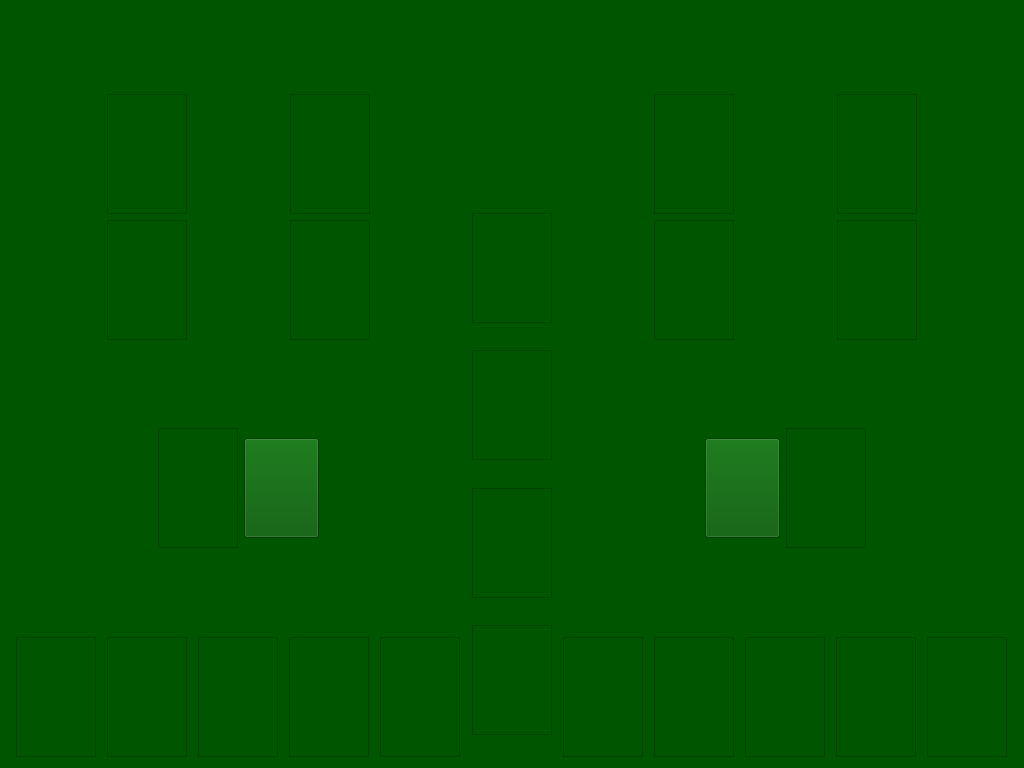
AndreyMena/SpiteAndMalice, file MARDA/pantallajuego.ui: the form before one commit.
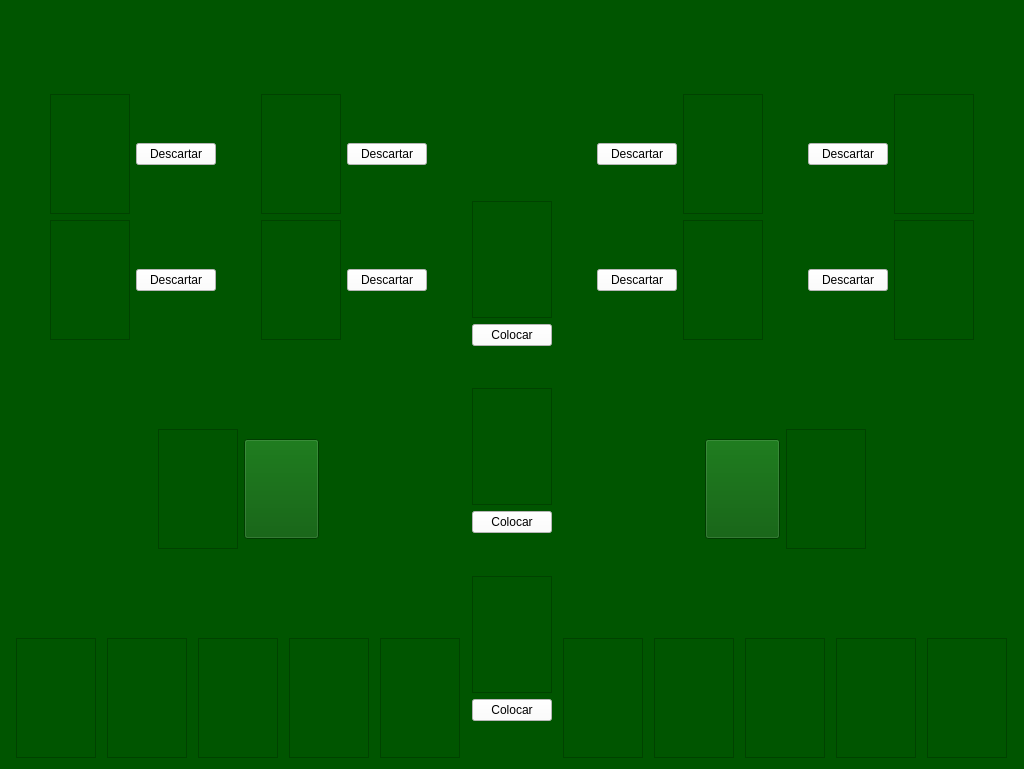
The form after the commit. Icons and pictures are not drawn.

Commit message: Se agregan botones en interfaz

The edit to the form file:
```diff
--- a/MARDA/pantallajuego.ui
+++ b/MARDA/pantallajuego.ui
@@ -10,7 +10,7 @@
     <x>0</x>
     <y>0</y>
     <width>1024</width>
-    <height>768</height>
+    <height>769</height>
    </rect>
   </property>
   <property name="sizePolicy">
@@ -103,6 +103,18 @@
              </property>
             </widget>
            </item>
+           <item>
+            <widget class="QPushButton" name="descartarJ1_1">
+             <property name="styleSheet">
+              <string notr="true">background-color: rgb(255, 255, 255);
+font: 700 9pt &quot;Segoe UI&quot;;
+color: rgb(0, 0, 0);</string>
+             </property>
+             <property name="text">
+              <string>Descartar</string>
+             </property>
+            </widget>
+           </item>
            <item>
             <spacer name="horizontalSpacer_2">
              <property name="orientation">
@@ -147,6 +159,18 @@
              </property>
             </widget>
            </item>
+           <item>
+            <widget class="QPushButton" name="descartarJ1_3">
+             <property name="styleSheet">
+              <string notr="true">background-color: rgb(255, 255, 255);
+font: 700 9pt &quot;Segoe UI&quot;;
+color: rgb(0, 0, 0);</string>
+             </property>
+             <property name="text">
+              <string>Descartar</string>
+             </property>
+            </widget>
+           </item>
            <item>
             <spacer name="horizontalSpacer_3">
              <property name="orientation">
@@ -208,6 +232,18 @@
              </property>
             </widget>
            </item>
+           <item>
+            <widget class="QPushButton" name="descartarJ1_2">
+             <property name="styleSheet">
+              <string notr="true">background-color: rgb(255, 255, 255);
+font: 700 9pt &quot;Segoe UI&quot;;
+color: rgb(0, 0, 0);</string>
+             </property>
+             <property name="text">
+              <string>Descartar</string>
+             </property>
+            </widget>
+           </item>
            <item>
             <spacer name="horizontalSpacer_5">
              <property name="orientation">
@@ -252,6 +288,18 @@
              </property>
             </widget>
            </item>
+           <item>
+            <widget class="QPushButton" name="descartarJ1_4">
+             <property name="styleSheet">
+              <string notr="true">background-color: rgb(255, 255, 255);
+font: 700 9pt &quot;Segoe UI&quot;;
+color: rgb(0, 0, 0);</string>
+             </property>
+             <property name="text">
+              <string>Descartar</string>
+             </property>
+            </widget>
+           </item>
            <item>
             <spacer name="horizontalSpacer_6">
              <property name="orientation">
@@ -616,32 +664,6 @@
          </property>
         </widget>
        </item>
-       <item>
-        <spacer name="verticalSpacer_6">
-         <property name="orientation">
-          <enum>Qt::Vertical</enum>
-         </property>
-         <property name="sizeHint" stdset="0">
-          <size>
-           <width>20</width>
-           <height>40</height>
-          </size>
-         </property>
-        </spacer>
-       </item>
-       <item>
-        <spacer name="verticalSpacer_7">
-         <property name="orientation">
-          <enum>Qt::Vertical</enum>
-         </property>
-         <property name="sizeHint" stdset="0">
-          <size>
-           <width>20</width>
-           <height>40</height>
-          </size>
-         </property>
-        </spacer>
-       </item>
        <item>
         <spacer name="verticalSpacer_4">
          <property name="orientation">
@@ -692,6 +714,18 @@
          </property>
         </widget>
        </item>
+       <item>
+        <widget class="QPushButton" name="boton_pilacentral_3">
+         <property name="styleSheet">
+          <string notr="true">background-color: rgb(255, 255, 255);
+font: 700 9pt &quot;Segoe UI&quot;;
+color: rgb(0, 0, 0);</string>
+         </property>
+         <property name="text">
+          <string>Colocar</string>
+         </property>
+        </widget>
+       </item>
        <item>
         <spacer name="verticalSpacer">
          <property name="orientation">
@@ -742,6 +776,18 @@
          </property>
         </widget>
        </item>
+       <item>
+        <widget class="QPushButton" name="boton_pilacentral_2">
+         <property name="styleSheet">
+          <string notr="true">background-color: rgb(255, 255, 255);
+font: 700 9pt &quot;Segoe UI&quot;;
+color: rgb(0, 0, 0);</string>
+         </property>
+         <property name="text">
+          <string>Colocar</string>
+         </property>
+        </widget>
+       </item>
        <item>
         <spacer name="verticalSpacer_2">
          <property name="orientation">
@@ -792,6 +838,18 @@
          </property>
         </widget>
        </item>
+       <item>
+        <widget class="QPushButton" name="boton_pilacentral_1">
+         <property name="styleSheet">
+          <string notr="true">background-color: rgb(255, 255, 255);
+font: 700 9pt &quot;Segoe UI&quot;;
+color: rgb(0, 0, 0);</string>
+         </property>
+         <property name="text">
+          <string>Colocar</string>
+         </property>
+        </widget>
+       </item>
        <item>
         <spacer name="verticalSpacer_3">
          <property name="orientation">
@@ -805,62 +863,6 @@
          </property>
         </spacer>
        </item>
-       <item alignment="Qt::AlignHCenter">
-        <widget class="QListWidget" name="listWidget_2">
-         <property name="minimumSize">
-          <size>
-           <width>75</width>
-           <height>110</height>
-          </size>
-         </property>
-         <property name="maximumSize">
-          <size>
-           <width>80</width>
-           <height>120</height>
-          </size>
-         </property>
-         <property name="acceptDrops">
-          <bool>true</bool>
-         </property>
-         <property name="verticalScrollBarPolicy">
-          <enum>Qt::ScrollBarAlwaysOff</enum>
-         </property>
-         <property name="horizontalScrollBarPolicy">
-          <enum>Qt::ScrollBarAlwaysOff</enum>
-         </property>
-         <property name="autoScroll">
-          <bool>false</bool>
-         </property>
-         <property name="editTriggers">
-          <set>QAbstractItemView::DoubleClicked|QAbstractItemView::EditKeyPressed</set>
-         </property>
-         <property name="dragDropMode">
-          <enum>QAbstractItemView::DropOnly</enum>
-         </property>
-         <property name="defaultDropAction">
-          <enum>Qt::MoveAction</enum>
-         </property>
-         <property name="iconSize">
-          <size>
-           <width>75</width>
-           <height>100</height>
-          </size>
-         </property>
-        </widget>
-       </item>
-       <item>
-        <spacer name="verticalSpacer_5">
-         <property name="orientation">
-          <enum>Qt::Vertical</enum>
-         </property>
-         <property name="sizeHint" stdset="0">
-          <size>
-           <width>20</width>
-           <height>40</height>
-          </size>
-         </property>
-        </spacer>
-       </item>
       </layout>
      </item>
     </layout>
@@ -897,6 +899,18 @@
            </property>
           </spacer>
          </item>
+         <item>
+          <widget class="QPushButton" name="descartarJ2_1">
+           <property name="styleSheet">
+            <string notr="true">background-color: rgb(255, 255, 255);
+font: 700 9pt &quot;Segoe UI&quot;;
+color: rgb(0, 0, 0);</string>
+           </property>
+           <property name="text">
+            <string>Descartar</string>
+           </property>
+          </widget>
+         </item>
          <item alignment="Qt::AlignHCenter|Qt::AlignVCenter">
           <widget class="QListWidget" name="listWidget_11">
            <property name="minimumSize">
@@ -941,6 +955,18 @@
            </property>
           </spacer>
          </item>
+         <item>
+          <widget class="QPushButton" name="descartarJ2_3">
+           <property name="styleSheet">
+            <string notr="true">background-color: rgb(255, 255, 255);
+font: 700 9pt &quot;Segoe UI&quot;;
+color: rgb(0, 0, 0);</string>
+           </property>
+           <property name="text">
+            <string>Descartar</string>
+           </property>
+          </widget>
+         </item>
          <item alignment="Qt::AlignHCenter|Qt::AlignVCenter">
           <widget class="QListWidget" name="listWidget_10">
            <property name="minimumSize">
@@ -1002,6 +1028,18 @@
            </property>
           </spacer>
          </item>
+         <item>
+          <widget class="QPushButton" name="descartarJ2_2">
+           <property name="styleSheet">
+            <string notr="true">background-color: rgb(255, 255, 255);
+font: 700 9pt &quot;Segoe UI&quot;;
+color: rgb(0, 0, 0);</string>
+           </property>
+           <property name="text">
+            <string>Descartar</string>
+           </property>
+          </widget>
+         </item>
          <item alignment="Qt::AlignHCenter|Qt::AlignVCenter">
           <widget class="QListWidget" name="listWidget_13">
            <property name="minimumSize">
@@ -1046,6 +1084,18 @@
            </property>
           </spacer>
          </item>
+         <item>
+          <widget class="QPushButton" name="descartarJ2_4">
+           <property name="styleSheet">
+            <string notr="true">background-color: rgb(255, 255, 255);
+font: 700 9pt &quot;Segoe UI&quot;;
+color: rgb(0, 0, 0);</string>
+           </property>
+           <property name="text">
+            <string>Descartar</string>
+           </property>
+          </widget>
+         </item>
          <item alignment="Qt::AlignHCenter|Qt::AlignVCenter">
           <widget class="QListWidget" name="listWidget_12">
            <property name="minimumSize">
```
Left out of the diff: 22 changed lines with no effect on the pictures. The commit also changes 2 other files.
